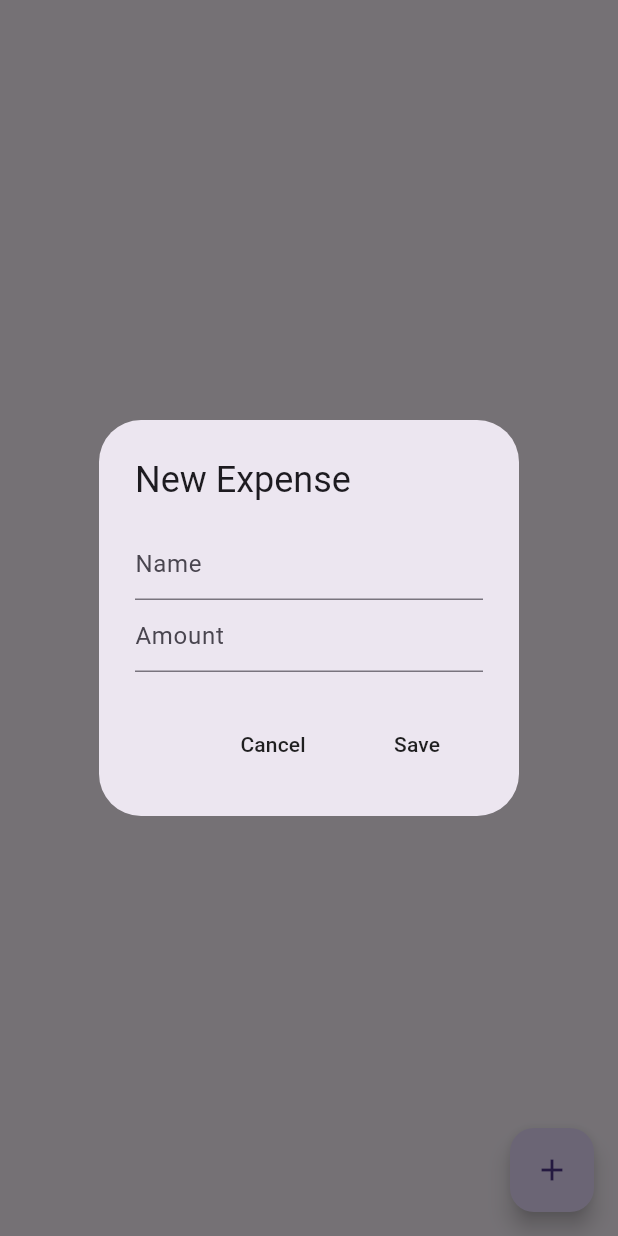
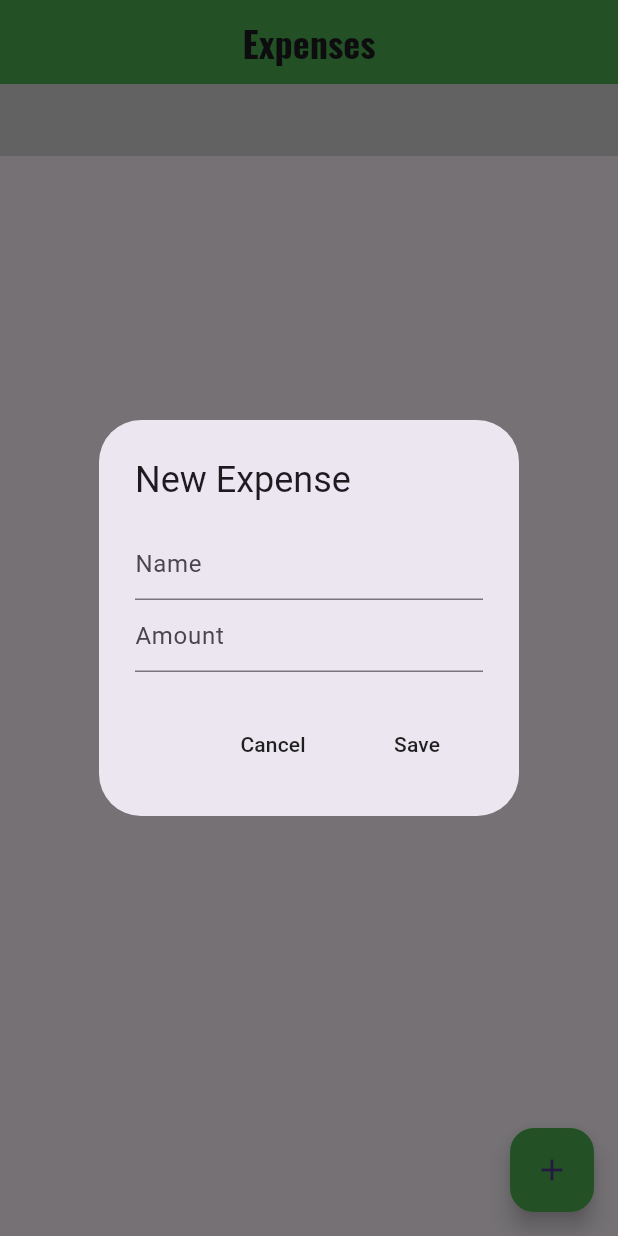
Before and after one commit to DKSingh1604/Minimal-Expense-Tracker, a Flutter app: the screen it shows after launch, after a tap on the "add" icon, on a phone screen of 412 x 824 dp. Run offline on Flutter 3.47's test engine with Material 3 defaults, Android fonts, the phone set to English and light mode, and no system bars; our stand-ins replace fl_chart, flutter_slidable, google_fonts, isar; accounts and stored records are empty; generated files the repository leaves out were written again; statements that could not run were skipped.

```diff
--- a/lib/pages/home_page.dart
+++ b/lib/pages/home_page.dart
@@ -1,8 +1,10 @@
+import 'package:expense_tracker/bar%20graph/bar_graph.dart';
 import 'package:expense_tracker/components/my_list_tile.dart';
 import 'package:expense_tracker/database/expense_database.dart';
 import 'package:expense_tracker/helper/helper_functions.dart';
 import 'package:expense_tracker/models/expense.dart';
 import 'package:flutter/material.dart';
+import 'package:google_fonts/google_fonts.dart';
 import 'package:provider/provider.dart';
 
 class HomePage extends StatefulWidget {
@@ -123,11 +125,30 @@ class _HomePageState extends State<HomePage> {
   Widget build(BuildContext context) {
     return Consumer<ExpenseDatabase>(
       builder: (context, value, child) => Scaffold(
+          appBar: AppBar(
+            title: Text(
+              'Expenses',
+              style: GoogleFonts.oswald(
+                fontSize: 24,
+                fontWeight: FontWeight.bold,
+              ),
+            ),
+            centerTitle: true,
+            backgroundColor: Colors.green,
+          ),
           floatingActionButton: FloatingActionButton(
             onPressed: openNewExpenseBox,
+            backgroundColor: Colors.green,
             child: Icon(Icons.add),
           ),
-        body: ListView.builder(
+          body: Column(
+            children: [
+              //GRAPH UI
+              MyBarGraph(monthlySummary: monthlySummary, startMonth: startMonth)
+
+              //EXPENSE LIST UI
+              Expanded(
+                child: ListView.builder(
                   itemCount: value.allExpenses.length,
                   itemBuilder: (context, index) {
                     //get individual expense
@@ -137,12 +158,16 @@ class _HomePageState extends State<HomePage> {
                     return MyListTile(
                       title: individualExpense.name,
                       trailing: formatAmount(individualExpense.amount),
-              onEditPressed: (context) => openEditBox(individualExpense),
-              onDeletePressed: (context) => openDeleteBox(individualExpense),
+                      onEditPressed: (context) =>
+                          openEditBox(individualExpense),
+                      onDeletePressed: (context) =>
+                          openDeleteBox(individualExpense),
                     );
                   },
                 ),
               ),
+            ],
+          )),
     );
   }
 
--- a/pubspec.yaml
+++ b/pubspec.yaml
@@ -41,6 +41,8 @@ dependencies:
   provider: ^6.1.2
   intl: ^0.19.0
   flutter_slidable: ^3.1.1
+  fl_chart: ^0.69.0
+  google_fonts: ^6.2.1
 
 dev_dependencies:
   flutter_test:
```
Also changed, not shown: lib/bar graph/bar_graph.dart (added, +43 -0 lines), lib/bar graph/individual_bar_graph.dart (added, +9 -0 lines), lib/components/my_list_tile.dart (+13 -1 lines), lib/database/expense_database.dart (+8 -0 lines), pubspec.lock. Lines whose indentation alone changed are shown as unchanged.
